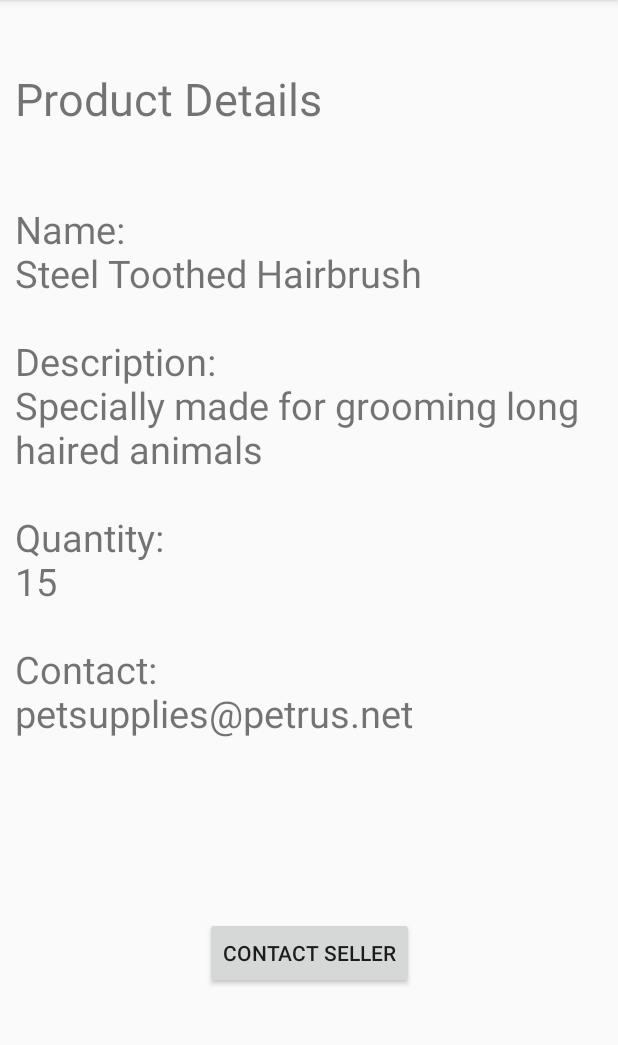
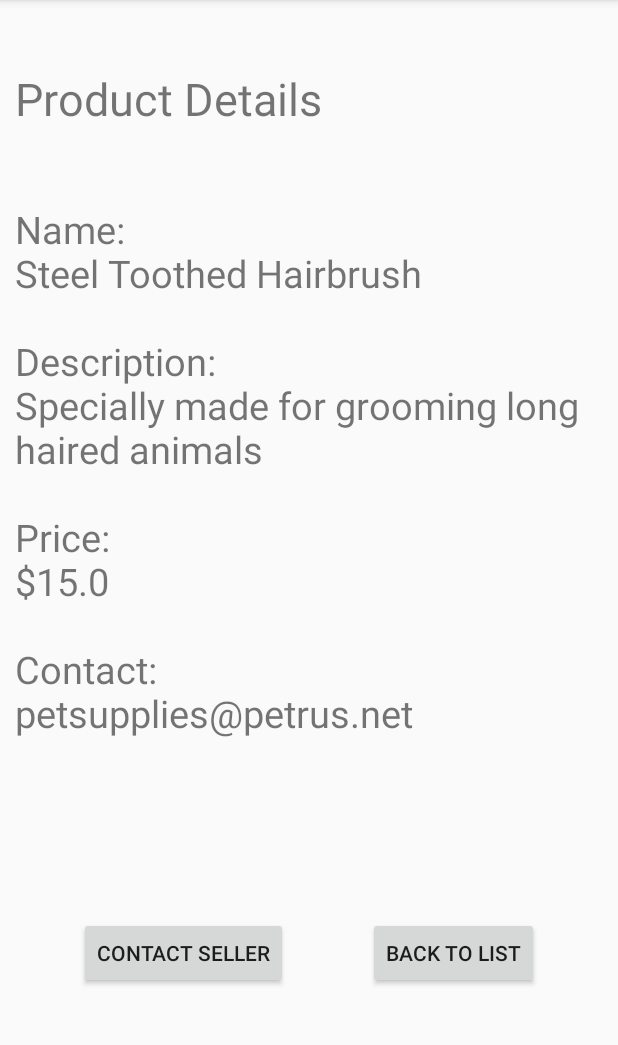
Before and after one commit to chowjss-spec/PetrusMobileApplication, an Android app: the ProductActivity screen opened directly, with no data from a screen before it, after a tap on "DETAILS", on a phone screen of 412 x 824 dp, the part 84-1129 px from its top. Run offline under Robolectric (Android 15) with nearby library versions, the phone set to English and light mode, and no system bars; our stand-ins replace Room's generated code.

Commit message:
Changed quantity to price. added back button

```diff
--- a/app/src/main/java/com/example/petrusapplication/ProductDetailActivity.java
+++ b/app/src/main/java/com/example/petrusapplication/ProductDetailActivity.java
@@ -28,7 +28,7 @@ public class ProductDetailActivity extends AppCompatActivity {
         myViewModel = new ViewModelProvider(this).get(PetrusViewModel.class);
         product= (Product) getIntent().getSerializableExtra("product");
         TextView content=findViewById(R.id.productDetails);
-        content.setText("Name:\n"+product.getName()+"\n\nDescription:\n"+product.getDescription()+"\n\nQuantity:\n"+product.getQuantity()+"\n\nContact:\n"+product.getEmail());
+        content.setText("Name:\n"+product.getName()+"\n\nDescription:\n"+product.getDescription()+"\n\nPrice:\n$"+product.getPrice()+"\n\nContact:\n"+product.getEmail());
         Button contactButton=findViewById(R.id.contactButton);
         contactButton.setOnClickListener(new View.OnClickListener() {
             @Override
@@ -42,5 +42,12 @@ public class ProductDetailActivity extends AppCompatActivity {
                 }
             }
         });
+        Button backButton=findViewById(R.id.backButton);
+        backButton.setOnClickListener(new View.OnClickListener() {
+            @Override
+            public void onClick(View v) {
+                finish();
+            }
+        });
     }
 }
--- a/app/src/main/java/com/example/petrusapplication/db/Product.java
+++ b/app/src/main/java/com/example/petrusapplication/db/Product.java
@@ -16,15 +16,15 @@ public class Product implements Serializable {
     private String name;
     private String description;
     private String imageName;
-    private int quantity;
+    private float price;
     private String email;
-    public Product(@NonNull int id, String name, String description,String imageName,int quantity,String email)
+    public Product(@NonNull int id, String name, String description,String imageName,float price,String email)
     {
         this.id=id;
         this.name = name;
         this.description=description;
         this.imageName=imageName;
-        this.quantity=quantity;
+        this.price=price;
         this.email=email;
     }
     @NonNull
@@ -43,7 +43,7 @@ public class Product implements Serializable {
     public String getImageName() {
         return this.imageName;
     }
-    public int getQuantity(){return this.quantity;}
+    public float getPrice(){return this.price;}
     public String getEmail() {
         return this.email;
     }
--- a/app/src/main/res/layout/activity_product_detail.xml
+++ b/app/src/main/res/layout/activity_product_detail.xml
@@ -39,6 +39,16 @@
     app:layout_constraintTop_toBottomOf="@id/productDetails"
     app:layout_constraintBottom_toBottomOf="parent"
     app:layout_constraintLeft_toLeftOf="parent"
-    app:layout_constraintRight_toRightOf="parent">
+    app:layout_constraintRight_toLeftOf="@id/backButton">
 </androidx.appcompat.widget.AppCompatButton>
+    <androidx.appcompat.widget.AppCompatButton
+        android:layout_width="wrap_content"
+        android:layout_height="wrap_content"
+        android:id="@+id/backButton"
+        android:text="Back to List"
+        app:layout_constraintTop_toBottomOf="@id/productDetails"
+        app:layout_constraintBottom_toBottomOf="parent"
+        app:layout_constraintLeft_toRightOf="@id/contactButton"
+        app:layout_constraintRight_toRightOf="parent">
+    </androidx.appcompat.widget.AppCompatButton>
 </androidx.constraintlayout.widget.ConstraintLayout>
```
